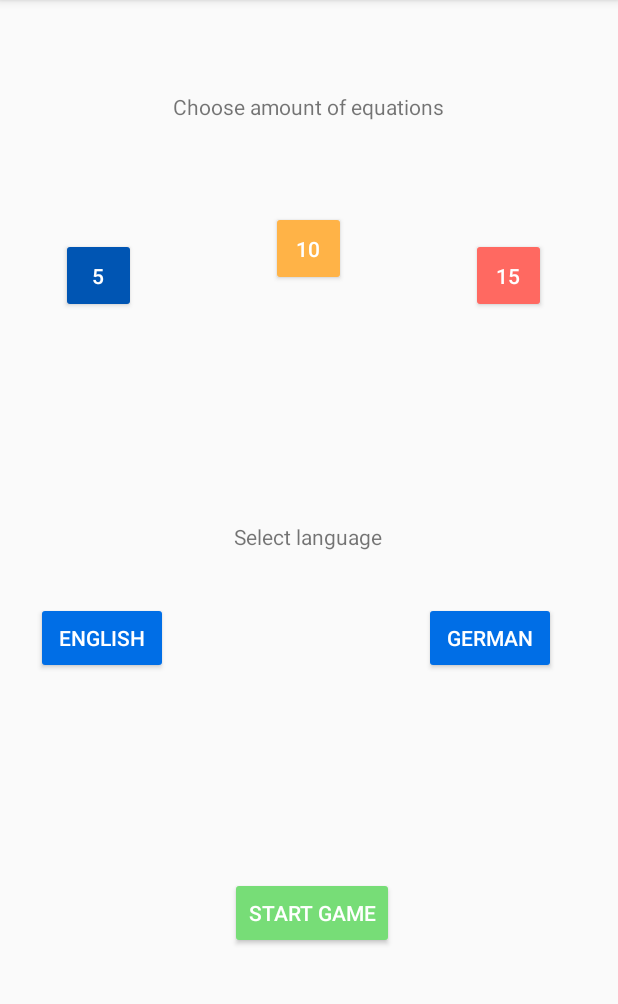
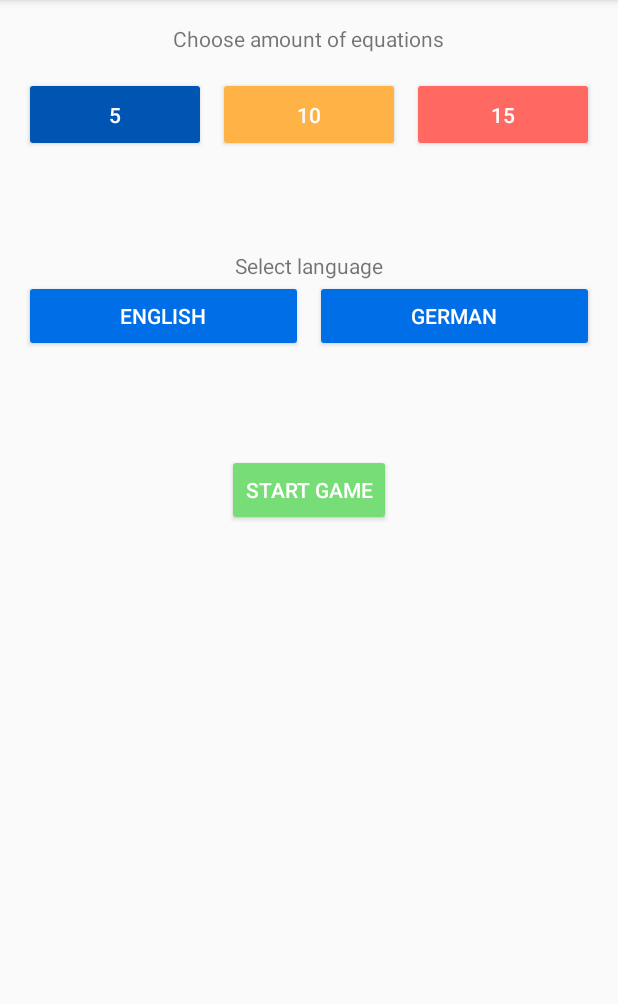
Before and after one commit to MathiasCK/mathApp, an Android app: the screen it shows after launch (MainActivity), after a tap on "SETTINGS", on a phone screen of 412 x 824 dp, the part 84-1088 px from its top. Run offline under Robolectric (Android 15) with nearby library versions, the phone set to English and light mode, and no system bars.

Commit message:
Make settings page responsive

```diff
--- a/app/src/main/res/layout/settings.xml
+++ b/app/src/main/res/layout/settings.xml
@@ -1,135 +1,100 @@
 <?xml version="1.0" encoding="utf-8"?>
-<LinearLayout xmlns:android="http://schemas.android.com/apk/res/android"
-    xmlns:app="http://schemas.android.com/apk/res-auto"
+<LinearLayout
+    xmlns:android="http://schemas.android.com/apk/res/android"
     xmlns:tools="http://schemas.android.com/tools"
+    android:layout_width="match_parent"
+    android:layout_height="match_parent"
     android:orientation="vertical"
-    android:layout_width="match_parent"
-    android:layout_height="match_parent">
+    android:padding="16dp">
 
-    <androidx.constraintlayout.widget.ConstraintLayout
+    <TextView
+        android:id="@+id/textView5"
+        android:layout_width="wrap_content"
+        android:layout_height="wrap_content"
+        android:text="@string/choose_amount"
+        android:layout_gravity="center_horizontal"
+        android:layout_marginBottom="16dp" />
+
+    <LinearLayout
         android:layout_width="match_parent"
-        android:layout_height="match_parent">
+        android:layout_height="100dp"
+        android:layout_gravity="center_horizontal"
+        android:orientation="horizontal">
 
         <Button
-            android:id="@+id/button_settings_start"
-            android:layout_width="wrap_content"
+            android:id="@+id/button_settings_5"
+            android:layout_width="0dp"
+            android:layout_height="50dp"
+            android:layout_marginEnd="8dp"
+            android:layout_weight="1"
+            android:backgroundTint="@color/blue_700"
+            android:text="5"
+            android:textColor="@color/white" />
+
+        <Button
+            android:id="@+id/button_settings_10"
+            android:layout_width="0dp"
+            android:layout_height="50dp"
+            android:layout_marginEnd="8dp"
+            android:layout_weight="1"
+            android:backgroundTint="@color/orange"
+            android:text="10"
+            android:textColor="@color/white" />
+
+        <Button
+            android:id="@+id/button_settings_15"
+            android:layout_width="0dp"
+            android:layout_height="50dp"
+            android:layout_weight="1"
+            android:backgroundTint="@color/red"
+            android:text="15"
+            android:textColor="@color/white" />
+
+    </LinearLayout>
+
+    <TextView
+        android:id="@+id/textView4"
+        android:layout_width="wrap_content"
+        android:layout_height="wrap_content"
+        android:text="@string/choose_language"
+        android:layout_gravity="center_horizontal"
+        android:layout_marginTop="16dp" />
+
+    <LinearLayout
+        android:layout_width="match_parent"
+        android:layout_height="100dp"
+        android:layout_gravity="center_horizontal"
+        android:orientation="horizontal">
+
+        <Button
+            android:id="@+id/button_settings_english"
+            android:layout_width="0dp"
             android:layout_height="wrap_content"
-            android:layout_marginStart="154dp"
-            android:layout_marginTop="136dp"
-            android:layout_marginEnd="150dp"
-            android:layout_marginBottom="136dp"
-            android:backgroundTint="@color/green"
-            android:text="@string/start"
-            android:textColor="@color/white"
-            app:layout_constraintBottom_toBottomOf="parent"
-            app:layout_constraintEnd_toEndOf="parent"
-            app:layout_constraintStart_toStartOf="parent"
-            app:layout_constraintTop_toBottomOf="@+id/button_settings_norwegian" />
+            android:layout_marginEnd="8dp"
+            android:layout_weight="1"
+            android:backgroundTint="@color/blue_200"
+            android:text="@string/english"
+            android:textColor="@color/white" />
 
         <Button
             android:id="@+id/button_settings_norwegian"
-            android:layout_width="wrap_content"
+            android:layout_width="0dp"
             android:layout_height="wrap_content"
-            android:layout_marginStart="85dp"
-            android:layout_marginEnd="84dp"
-            android:layout_marginBottom="300dp"
+            android:layout_weight="1"
             android:backgroundTint="@color/blue_200"
             android:text="@string/norwegian"
-            android:textColor="@color/white"
-            app:layout_constraintBottom_toBottomOf="parent"
-            app:layout_constraintEnd_toEndOf="parent"
-            app:layout_constraintStart_toEndOf="@+id/button_settings_english"
-            app:layout_constraintTop_toBottomOf="@+id/button_settings_15" />
+            android:textColor="@color/white" />
 
-        <Button
-            android:id="@+id/button_settings_5"
-            android:layout_width="50dp"
-            android:layout_height="50dp"
-            android:layout_marginStart="50dp"
-            android:layout_marginTop="140dp"
-            android:layout_marginEnd="80dp"
-            android:layout_marginBottom="173dp"
-            android:backgroundTint="@color/blue_700"
-            android:text="5"
-            android:textColor="@color/white"
-            app:layout_constraintBottom_toTopOf="@+id/button_settings_english"
-            app:layout_constraintEnd_toEndOf="parent"
-            app:layout_constraintEnd_toStartOf="@+id/button_settings_10"
-            app:layout_constraintHorizontal_bias="0.5"
-            app:layout_constraintStart_toStartOf="parent"
-            app:layout_constraintTop_toTopOf="parent" />
+    </LinearLayout>
 
-        <Button
-            android:id="@+id/button_settings_10"
-            android:layout_width="50dp"
-            android:layout_height="50dp"
-            android:layout_marginStart="10dp"
-            android:layout_marginTop="60dp"
-            android:layout_marginEnd="10dp"
-            android:backgroundTint="@color/orange"
-            android:text="10"
-            android:textColor="@color/white"
-            app:layout_constraintEnd_toStartOf="@+id/button_settings_15"
-            app:layout_constraintStart_toEndOf="@+id/button_settings_5"
-            app:layout_constraintTop_toBottomOf="@+id/textView5" />
+    <Button
+        android:id="@+id/button_settings_start"
+        android:layout_width="wrap_content"
+        android:layout_height="wrap_content"
+        android:layout_gravity="center_horizontal"
+        android:layout_marginTop="16dp"
+        android:backgroundTint="@color/green"
+        android:text="@string/start"
+        android:textColor="@color/white" />
 
-        <Button
-            android:id="@+id/button_settings_15"
-            android:layout_width="50dp"
-            android:layout_height="50dp"
-            android:layout_marginStart="73dp"
-            android:layout_marginTop="140dp"
-            android:layout_marginEnd="58dp"
-            android:layout_marginBottom="173dp"
-            android:backgroundTint="@color/red"
-            android:text="15"
-            android:textColor="@color/white"
-            app:layout_constraintBottom_toTopOf="@+id/button_settings_norwegian"
-            app:layout_constraintEnd_toEndOf="parent"
-            app:layout_constraintStart_toEndOf="@+id/button_settings_10"
-            app:layout_constraintTop_toTopOf="parent" />
-
-        <Button
-            android:id="@+id/button_settings_english"
-            android:layout_width="wrap_content"
-            android:layout_height="wrap_content"
-            android:layout_marginStart="66dp"
-            android:layout_marginEnd="85dp"
-            android:layout_marginBottom="300dp"
-            android:backgroundTint="@color/blue_200"
-            android:text="@string/english"
-            android:textColor="@color/white"
-            app:layout_constraintBottom_toBottomOf="parent"
-            app:layout_constraintEnd_toStartOf="@+id/button_settings_norwegian"
-            app:layout_constraintStart_toStartOf="parent"
-            app:layout_constraintTop_toBottomOf="@+id/button_settings_5" />
-
-        <TextView
-            android:id="@+id/textView4"
-            android:layout_width="wrap_content"
-            android:layout_height="wrap_content"
-            android:layout_marginStart="172dp"
-            android:layout_marginTop="139dp"
-            android:layout_marginEnd="173dp"
-            android:layout_marginBottom="199dp"
-            android:text="@string/choose_language"
-            app:layout_constraintBottom_toTopOf="@+id/button_settings_start"
-            app:layout_constraintEnd_toEndOf="parent"
-            app:layout_constraintStart_toStartOf="parent"
-            app:layout_constraintTop_toBottomOf="@+id/button_settings_10" />
-
-        <TextView
-            android:id="@+id/textView5"
-            android:layout_width="wrap_content"
-            android:layout_height="wrap_content"
-            android:layout_marginStart="107dp"
-            android:layout_marginTop="61dp"
-            android:layout_marginEnd="108dp"
-            android:layout_marginBottom="60dp"
-            android:text="@string/choose_amount"
-            app:layout_constraintBottom_toTopOf="@+id/button_settings_10"
-            app:layout_constraintEnd_toEndOf="parent"
-            app:layout_constraintStart_toStartOf="parent"
-            app:layout_constraintTop_toTopOf="parent" />
-    </androidx.constraintlayout.widget.ConstraintLayout>
 </LinearLayout>
```
